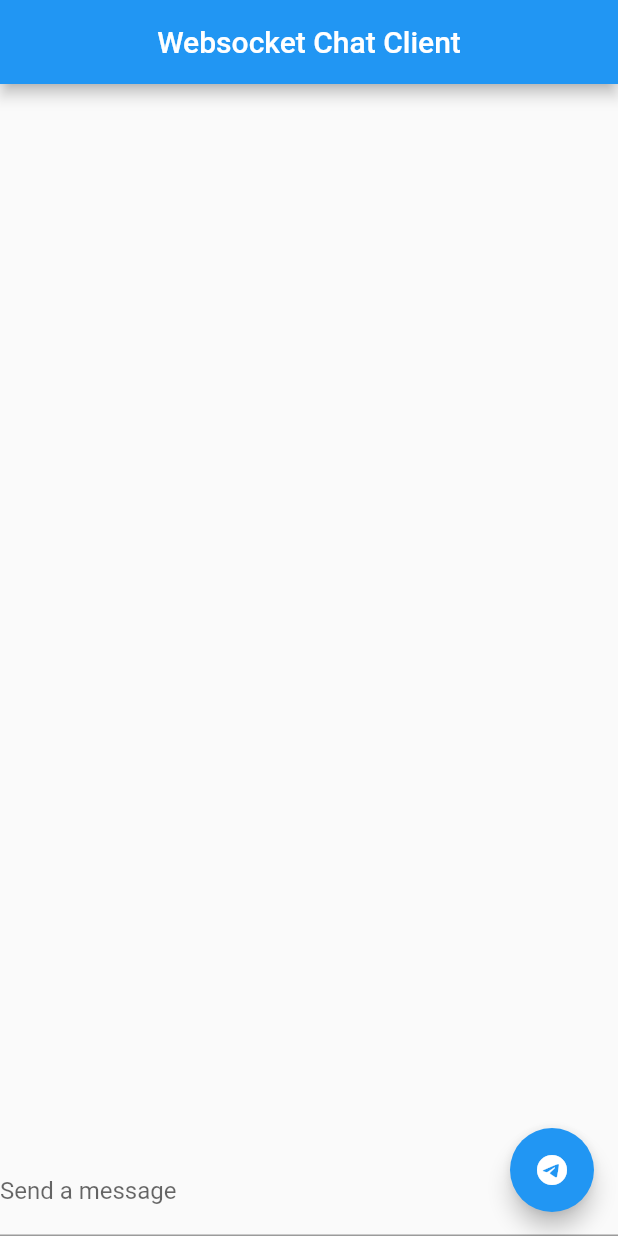
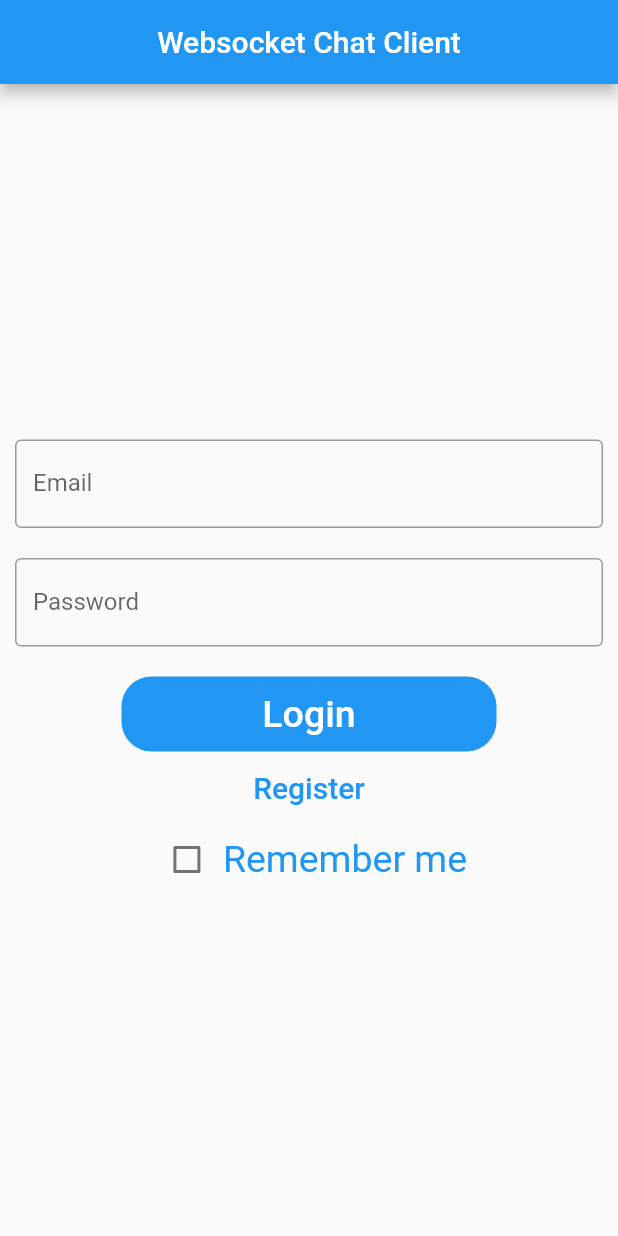
Before and after one commit to Shtirlits1972/client_chat_ws_51, a Flutter app: the screen it shows after launch, on a phone screen of 412 x 824 dp. Run offline on Flutter 3.47's test engine with Material 2 defaults, Android fonts, the phone set to English and light mode, and no system bars; our stand-ins replace flutter_bloc, sqflite; accounts and stored records are empty.

Commit message:
Autorize_process

```diff
--- a/lib/Block/message_block.dart
+++ b/lib/Block/message_block.dart
@@ -1,3 +1,4 @@
+import 'package:client_chat_ws_51/dataBase/params_crud.dart';
 import 'package:client_chat_ws_51/message_chat.dart';
 import 'package:flutter/material.dart';
 import 'package:flutter_bloc/flutter_bloc.dart';
@@ -5,11 +6,31 @@ import 'package:flutter_bloc/flutter_bloc.dart';
 class Keeper {
   List<MessageChat> listMessages = [];
   Keeper();
-  Keeper.init(this.listMessages);
+  Keeper.init(this.listMessages, this.login, this.password, this.IsRemember);
+
+  String login = '';
+  String password = '';
+  bool IsRemember = false;
 }
 
 class MessageCubit extends Cubit<Keeper> {
   MessageCubit(Keeper initState) : super(initState);
+
+  Future<bool> getRemember() async {
+    String strRemember = await ParamsCrud.getParam('Remember');
+
+    if (!strRemember.isNotEmpty && strRemember == 'T') {
+      state.IsRemember = true;
+    }
+
+    return state.IsRemember;
+  }
+
+  void setCredentials(String newLogin, String newPassword, bool newIsRemember) {
+    state.login = newLogin;
+    state.password = newPassword;
+    state.IsRemember = newIsRemember;
+  }
 
   void addMessage(MessageChat message) {
     state.listMessages.add(message);
--- /dev/null
+++ b/lib/Forms/login_form.dart
@@ -0,0 +1,143 @@
+import 'package:client_chat_ws_51/constants.dart';
+import 'package:client_chat_ws_51/dataBase/params_crud.dart';
+import 'package:flutter/material.dart';
+
+class loginForm extends StatefulWidget {
+  const loginForm() : super();
+
+  @override
+  _loginFormState createState() => _loginFormState();
+}
+
+class _loginFormState extends State<loginForm> {
+  bool IsRemember = false;
+  @override
+  Widget build(BuildContext context) {
+    TextEditingController loginController = TextEditingController();
+    TextEditingController passController = TextEditingController();
+    //  AuthModule auth = new AuthModule();
+
+    return Container(
+      child: Column(
+        mainAxisAlignment: MainAxisAlignment.center,
+        children: [
+          Padding(
+            padding: EdgeInsets.all(10),
+            child: TextField(
+              controller: loginController,
+              keyboardType: TextInputType.emailAddress,
+              decoration: InputDecoration(
+                  border: OutlineInputBorder(),
+                  labelText: 'Email',
+                  hintText: 'Enter valid mail id as abc@gmail.com'),
+            ),
+          ),
+          Padding(
+            padding: EdgeInsets.all(10),
+            child: TextField(
+              controller: passController,
+              obscureText: true,
+              decoration: InputDecoration(
+                  border: OutlineInputBorder(),
+                  labelText: 'Password',
+                  hintText: 'Enter your secure password'),
+            ),
+          ),
+          SizedBox(
+            height: 10,
+          ),
+          Container(
+            height: 50,
+            width: 250,
+            decoration: BoxDecoration(
+                color: Colors.blue, borderRadius: BorderRadius.circular(20)),
+            child: TextButton(
+              onPressed: () async {
+                print(loginController.text + ' ' + passController.text);
+
+                String loginValue = loginController.text;
+                String passwordValue = passController.text;
+                String rememberValue = 'T';
+
+                if (!IsRemember) {
+                  loginValue = '';
+                  passwordValue = '';
+                  rememberValue = 'F';
+                }
+
+                await ParamsCrud.updParam('NameUser', loginValue);
+                await ParamsCrud.updParam('Password', passwordValue);
+                await ParamsCrud.updParam('Remember', rememberValue);
+
+                // user _user =
+                //     await auth.login(loginController.text, passController.text);
+
+                // if (_user != null) {
+                //   context.read<user_repo>().setCurrentUsers(_user);
+                //   Navigator.of(context).pushNamed(
+                //     '/GoodsList',
+                //   );
+                // } else {
+                //   final snackBar = SnackBar(
+                //     content: Text('incorrect email and(or) password !'),
+                //     duration: Duration(
+                //       seconds: 3,
+                //     ),
+                //   );
+                //   ScaffoldMessenger.of(context).showSnackBar(snackBar);
+                // }
+              },
+              child: Text(
+                'Login',
+                style: TextStyle(color: Colors.white, fontSize: 25),
+              ),
+            ),
+          ),
+          MaterialButton(
+            onPressed: () async {
+              String loginValue = await ParamsCrud.getParam('NameUser');
+              print('loginValue = $loginValue');
+
+              String passwordValue = await ParamsCrud.getParam('Password');
+              print('passwordValue = $passwordValue');
+
+              String rememberValue = await ParamsCrud.getParam('Remember');
+              print('rememberValue = $rememberValue');
+
+              // final snackBar = SnackBar(
+              //   content: Text('Registration not implemented!'),
+              //   duration: Duration(
+              //     seconds: 3,
+              //   ),
+              // );
+              // ScaffoldMessenger.of(context).showSnackBar(snackBar);
+            },
+            child: Text(
+              'Register',
+              style: TextStyle(color: Colors.blue, fontSize: 20),
+            ),
+          ),
+          Row(
+            mainAxisAlignment: MainAxisAlignment.center,
+            children: [
+              Checkbox(
+                  value: IsRemember,
+                  onChanged: (bool? value) {
+                    setState(() {
+                      IsRemember = value!;
+                    });
+                    print(IsRemember);
+                  }),
+              Container(
+                child: Text(
+                  'Remember me',
+                  style: TextStyle(color: Colors.blue, fontSize: 25),
+                ),
+              )
+            ],
+          )
+        ],
+      ),
+    );
+  }
+}
--- a/lib/constants.dart
+++ b/lib/constants.dart
@@ -1,7 +1,14 @@
 import 'package:client_chat_ws_51/message_chat.dart';
 import 'package:flutter/material.dart';
+import 'package:web_socket_channel/io.dart';
 
+// String url = 'wss://serverchatwebsocket.somee.com/ws';
+const String dbName = 'chatDB.db';
+//  "wss://localhost:44375/ws"; //
+//
 String url = 'ws://serverchat-001-site1.htempurl.com/ws';
+final channel = IOWebSocketChannel.connect(url);
+//
 String NameUser = 'Veider';
 String Password = '123';
 
--- /dev/null
+++ b/lib/dataBase/params_crud.dart
@@ -0,0 +1,125 @@
+import 'dart:async';
+import 'package:client_chat_ws_51/constants.dart';
+import 'package:flutter/widgets.dart';
+import 'package:path/path.dart';
+import 'package:sqflite/sqflite.dart';
+
+class ParamsCrud {
+  static Future<String> getParam(String NameParam) async {
+    String ValueParam = 'Error';
+
+    try {
+      String strPath = await getDatabasesPath();
+      String path = join(strPath, dbName);
+
+      Database db = await openDatabase(path, version: 1);
+
+      List<Map> list = await db.rawQuery(
+          'SELECT ValueParam FROM paramsTab WHERE NameParam = ? ;',
+          [NameParam]);
+
+      if (list.isNotEmpty) {
+        return list[0]['ValueParam'].toString();
+      } else {
+        return '';
+      }
+    } catch (e) {
+      print(e);
+      return e.toString();
+    }
+  }
+
+  static Future<void> updParam(String NameParam, String ValueParam) async {
+    String command = 'UPDATE paramsTab SET ValueParam = ? WHERE NameParam = ?';
+
+    try {
+      String strPath = await getDatabasesPath();
+      String path = join(strPath, dbName);
+      Database db = await openDatabase(path, version: 1);
+
+      int count = await db.rawUpdate(command, [ValueParam, NameParam]);
+
+      print('row updated = $count ');
+    } catch (e) {
+      print(e);
+    }
+  }
+
+  static Future delParam(String NameParam) async {
+    String command = 'DELETE FROM paramsTab WHERE NameParam = ?';
+    try {
+      String strPath = await getDatabasesPath();
+      String path = join(strPath, dbName);
+      Database db = await openDatabase(path, version: 1);
+
+      int count = await db.rawDelete(command, [NameParam]);
+
+      print('row delete = $count ');
+    } catch (e) {
+      print(e);
+    }
+  }
+
+  static Future addParam(String NameParam, String ValueParam) async {
+    String command =
+        'INSERT INTO paramsTab (NameParam, ValueParam) values(?,?);';
+    try {
+      String strPath = await getDatabasesPath();
+      String path = join(strPath, dbName);
+      Database db = await openDatabase(path, version: 1);
+
+      db.transaction((txn) async {
+        int id = await txn.rawInsert(command, [NameParam, ValueParam]);
+        print(id);
+      });
+    } catch (e) {
+      print(e);
+    }
+  }
+
+  static init() async {
+    String createParamTab = 'CREATE TABLE paramsTab (' +
+        ' id INTEGER PRIMARY KEY AUTOINCREMENT, ' +
+        ' NameParam VARCHAR(250) UNIQUE, ' +
+        ' ValueParam VARCHAR(250)  ); ';
+
+    String UserParamAdd =
+        'INSERT INTO paramsTab (NameParam, ValueParam) values(\'NameUser\',\'\');';
+
+    String PasswordParamAdd =
+        'INSERT INTO paramsTab (NameParam, ValueParam) values(\'Password\',\'\');';
+
+    String RememberParamAdd =
+        'INSERT INTO paramsTab (NameParam, ValueParam) values(\'Remember\',\'F\');';
+
+    //      await getDatabasesPath().then((String strPath){
+    // String path = join(strPath, dbName);
+
+    //       final database = openDatabase(path, onCreate: (db, version) async {
+    //         db.
+    //         print('table paramsTab Created');
+    //         await db.execute(UserParamAdd);
+    //         await db.execute(PasswordParamAdd);
+    //         await db.execute(RememberParamAdd);
+    //         // print('theme added!');
+    //       }, version: 1);
+
+    //       });
+
+    await getDatabasesPath().then((String strPath) {
+      String path = join(strPath, dbName);
+      try {
+        final database = openDatabase(path, onCreate: (db, version) async {
+          db.execute(createParamTab);
+          print('table paramsTab Created');
+          await db.execute(UserParamAdd);
+          await db.execute(PasswordParamAdd);
+          await db.execute(RememberParamAdd);
+          // print('theme added!');
+        }, version: 1);
+      } catch (e) {
+        print(e);
+      }
+    });
+  }
+}
--- a/lib/main.dart
+++ b/lib/main.dart
@@ -2,10 +2,12 @@
 //import 'package:client_chat_ws_51/Widgets/message_item.dart';
 import 'package:client_chat_ws_51/Block/app_block_observer.dart';
 import 'package:client_chat_ws_51/Block/message_block.dart';
+import 'package:client_chat_ws_51/Forms/login_form.dart';
 import 'package:client_chat_ws_51/Repo/repo_message.dart';
 import 'package:client_chat_ws_51/Widgets/message_item.dart';
 import 'package:client_chat_ws_51/Widgets/text_message.dart';
 import 'package:client_chat_ws_51/constants.dart';
+import 'package:client_chat_ws_51/dataBase/params_crud.dart';
 import 'package:client_chat_ws_51/message_chat.dart';
 import 'package:flutter/material.dart';
 import 'package:flutter_bloc/flutter_bloc.dart';
@@ -19,6 +21,7 @@ import 'package:web_socket_channel/io.dart';
 //import 'package:provider/provider.dart';
 
 void main() {
+  WidgetsFlutterBinding.ensureInitialized();
   // ignore: deprecated_member_use
   BlocOverrides.runZoned(
     () => runApp(const MyApp()),
@@ -46,11 +49,11 @@ class MyApp extends StatefulWidget {
 
 class _MyAppState extends State<MyApp> {
   TextEditingController controller = TextEditingController();
-
+  String strIsRemember = '';
   // This widget is the root of your application.
   @override
   Widget build(BuildContext context) {
-    final channel = IOWebSocketChannel.connect(url);
+
     //  List<MessageChat> listMsg = [];
     ScrollController _scrollController = new ScrollController();
     // final screen_height = MediaQuery.of(context).size.height;
@@ -74,7 +77,15 @@ class _MyAppState extends State<MyApp> {
             centerTitle: true,
           ),
           body: BlocBuilder<MessageCubit, Keeper>(builder: (context, state) {
-            return Column(
+            String strRemember = '';
+            ParamsCrud.getParam('Remember').then((String value) {
+              print('Remember from block = $value');
+            });
+
+            return Center(
+              child: loginForm(),
+              /*
+              Column(
                 children: [
                   Expanded(
                     child: StreamBuilder(
@@ -84,7 +95,7 @@ class _MyAppState extends State<MyApp> {
                           MessageChat msg = MessageChat.fromJson(
                               jsonDecode(snapshot.data.toString()));
 
-                        if (msg.NameUser != 'Server') {
+                          if (msg.type != TypeOfMessage.Text) {
                             //   listMsg.add(msg);
                             state.listMessages.add(msg);
 
@@ -95,6 +106,12 @@ class _MyAppState extends State<MyApp> {
                               curve: Curves.easeOut,
                               duration: const Duration(milliseconds: 100),
                             );
+                          } else if (msg.type != TypeOfMessage.Error) {
+                            print('Error ${msg.Text}');
+                          } else if (msg.type != TypeOfMessage.Success) {
+                            print('Success ${msg.Text}');
+                          } else if (msg.type != TypeOfMessage.ServerInfo) {
+                            print('Info ${msg.Text}');
                           }
                         }
 
@@ -118,14 +135,15 @@ class _MyAppState extends State<MyApp> {
                     mainAxisAlignment: MainAxisAlignment.spaceEvenly,
                     children: [
                       Expanded(
+                        flex: 10,
                         child: Form(
                           child: TextFormField(
                             controller: controller,
                             onEditingComplete: () {
                               try {
                                 String text = controller.text;
-                              MessageChat messageChat =
-                                  MessageChat(NameUser, text);
+                                MessageChat messageChat = MessageChat(
+                                    NameUser, text, TypeOfMessage.Text);
                                 String encodedMessage = jsonEncode(messageChat);
                                 channel.sink.add(encodedMessage);
                                 FocusScope.of(context)
@@ -142,19 +160,19 @@ class _MyAppState extends State<MyApp> {
                           ),
                         ),
                       ),
-                  ],
-                ),
-              ],
-            );
-          }),
-          floatingActionButton: FloatingActionButton(
+                      Expanded(
+                          flex: 1,
+                          child: IconButton(
                             onPressed: () {
                               try {
                                 String text = controller.text;
-                MessageChat messageChat = MessageChat(NameUser, text);
+                                MessageChat messageChat = MessageChat(
+                                    NameUser, text, TypeOfMessage.Text);
                                 String encodedMessage = jsonEncode(messageChat);
                                 channel.sink.add(encodedMessage);
-                FocusScope.of(context).requestFocus(new FocusNode());
+                                FocusScope.of(context)
+                                    .requestFocus(new FocusNode());
+                                print(text);
                               } catch (e) {
                                 print(e);
                               }
@@ -162,11 +180,30 @@ class _MyAppState extends State<MyApp> {
                               print(controller.text);
                               controller.clear();
                             },
-            tooltip: 'Send message',
-            child: const Icon(Icons.telegram),
+                            icon: const Icon(Icons.telegram_sharp),
+                          )),
+                    ],
                   ),
+                ],
+              ),
+           */
+            );
+          }),
         ),
       ),
     );
   }
+
+  @override
+  void initState() {
+    ParamsCrud.init();
+    super.initState();
+
+    // setState(() async {
+    //   strIsRemember = await ParamsCrud.getParam('Remember');
+
+    // });
+
+    print(strIsRemember);
   }
+}
--- a/lib/message_chat.dart
+++ b/lib/message_chat.dart
@@ -1,20 +1,25 @@
 class MessageChat {
   String NameUser = "";
   String Text = "";
+  TypeOfMessage type = TypeOfMessage.Text;
 
-  MessageChat(this.NameUser, this.Text);
+  MessageChat(this.NameUser, this.Text, this.type);
 
   MessageChat.fromJson(Map<String, dynamic> json)
       : NameUser = json['NameUser'],
+        type = json['type'],
         Text = json['Text'];
 
   Map<String, dynamic> toJson() => {
         "NameUser": NameUser,
         "Text": Text,
+        "type": type,
       };
 
   @override
   String toString() {
-    return 'NameUser = $NameUser, Text = $Text';
+    return 'NameUser = $NameUser, Text = $Text, type = $type ';
   }
 }
+
+enum TypeOfMessage { Text, LogIn, Error, Success, ServerInfo }
--- a/pubspec.yaml
+++ b/pubspec.yaml
@@ -18,6 +18,8 @@ dependencies:
   provider: ^6.0.3
   flutter_bloc: ^8.0.1
   sqflite:
+  path:
+  http:
 
   cupertino_icons: ^1.0.2
 
```
Also changed, not shown: lib/Forms/chat_form.dart (added, +20 -0 lines), lib/dataBase/parameter.dart (added, +9 -0 lines), lib/routing/app_router.dart (added, +23 -0 lines). Lines whose indentation alone changed are shown as unchanged.
